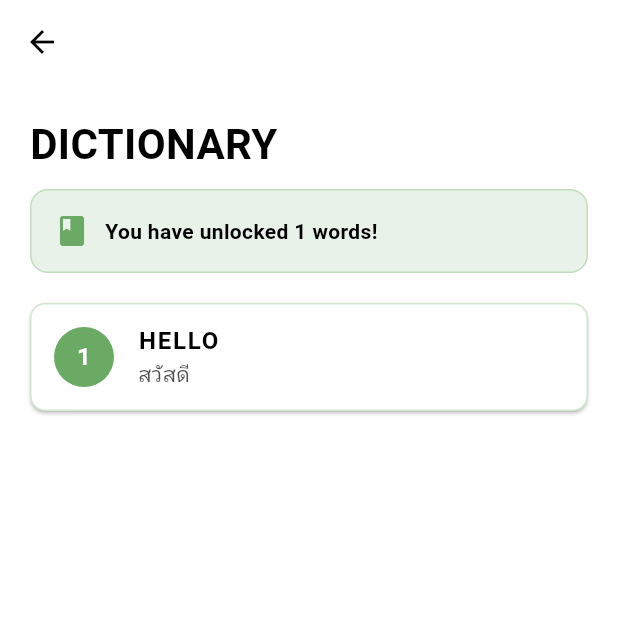
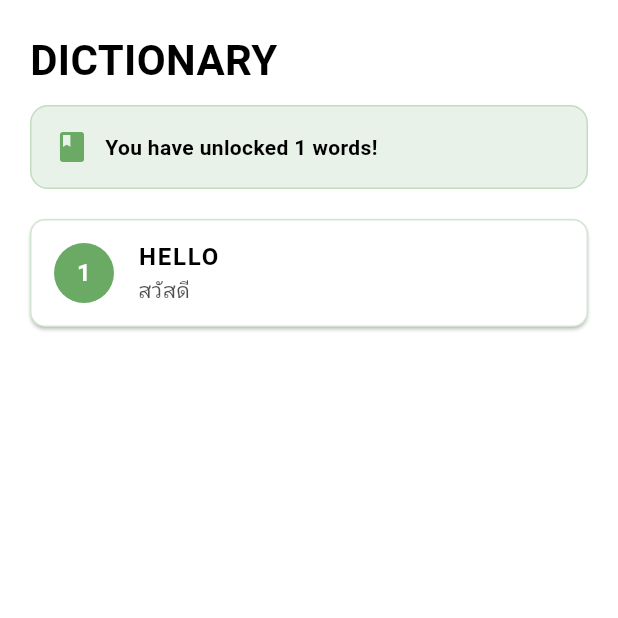
Before and after one commit to whoosh09/MobileProject_204311, a Flutter app: the DictionaryPage screen opened directly with sample values from the repository, on a phone screen of 412 x 824 dp, the top half of it. Run offline on Flutter 3.47's test engine with Material 3 defaults, Android fonts, the phone set to English and light mode, and no system bars; our stand-ins replace shared_preferences; accounts and stored records are empty; project files that could hold a hidden picture were left out.

Commit message:
delete back button on dict screen

```diff
--- a/lib/screens/dictionary.dart
+++ b/lib/screens/dictionary.dart
@@ -59,14 +59,6 @@ class _DictionaryPageState extends State<DictionaryPage> {
     final foundWords = widget.currentUser.foundWordsList;
 
     return Scaffold(
-      appBar: AppBar(
-        elevation: 0,
-        backgroundColor: Colors.transparent,
-        leading: IconButton(
-          icon: Icon(Icons.arrow_back, color: theme.textColor),
-          onPressed: () => Navigator.of(context).pop(),
-        ),
-      ),
       backgroundColor: theme.backgroundColor, // สีพื้นหลังตามธีม
       body: Padding(
         padding: const EdgeInsets.all(20.0),
```
